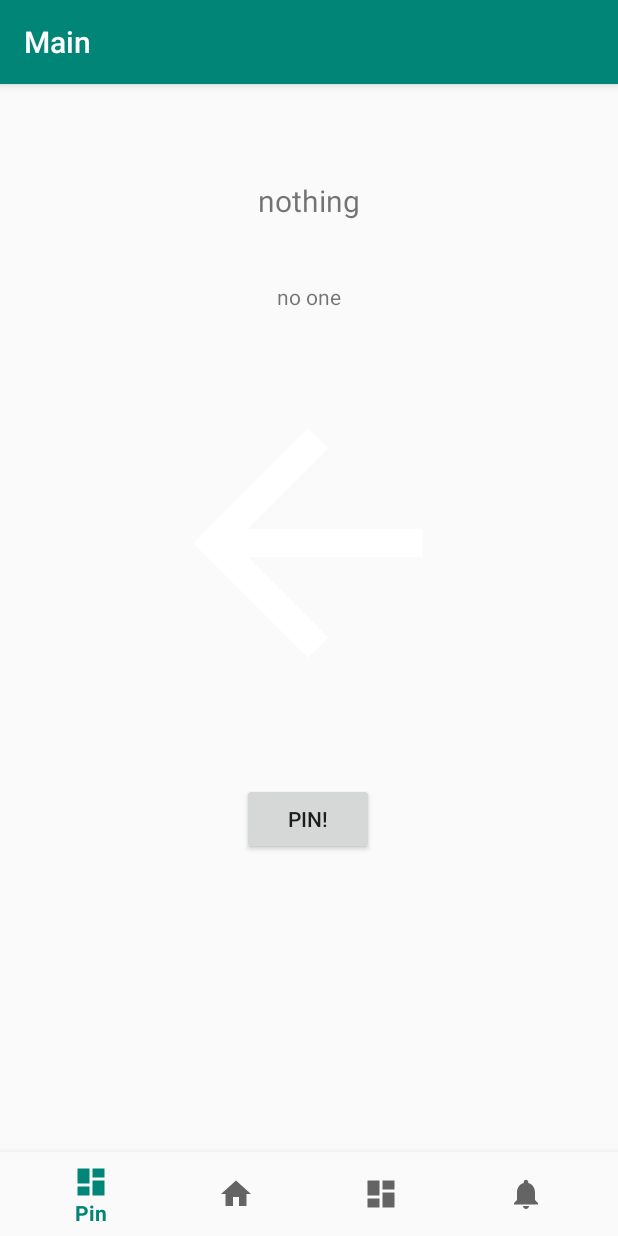
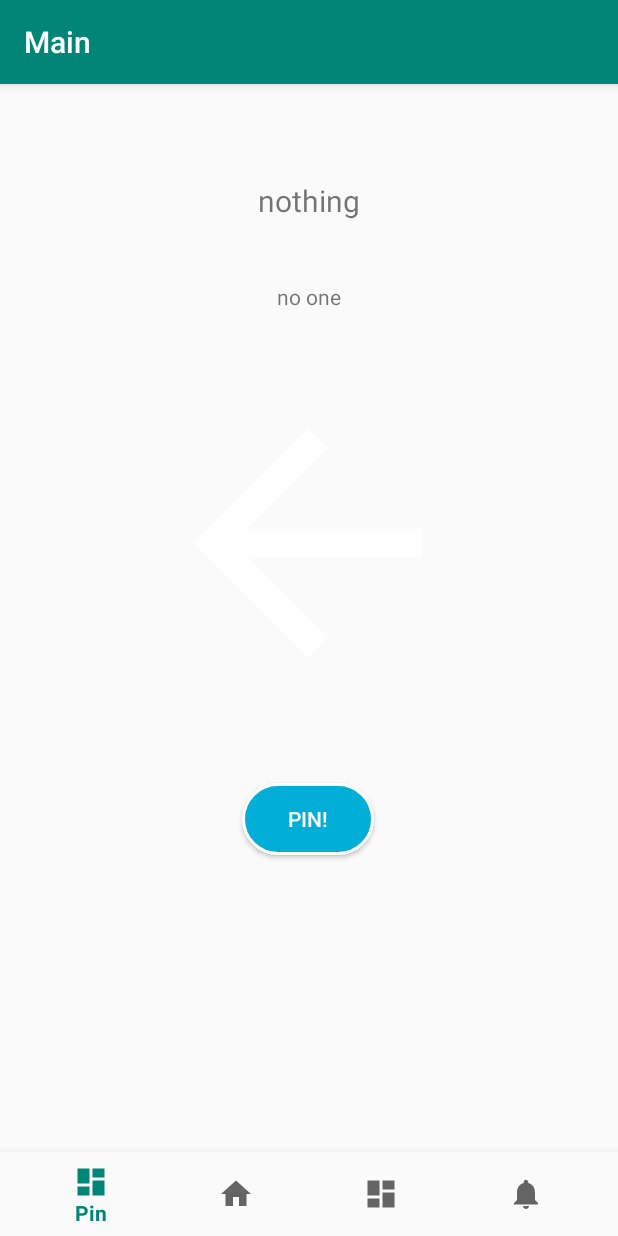
Before and after one commit to a2975667/KKMAP, an Android app: the screen it shows after launch once a user with an empty profile is signed in (MainActivity), after a tap on "PIN!", on a phone screen of 412 x 824 dp. Run offline under Robolectric (Android 15) with nearby library versions, the phone set to English and light mode, and no system bars; our stand-ins replace Firebase (no records; nobody signed in at launch, a user with empty details on screens opened directly), navigation-ui; libraries missing offline, so code that uses them is left out: com.firebase.geofire; pictures from the network do not load; 5 statements that could not run were skipped.

Commit message:
[Add] Final Touch

```diff
--- a/app/build.gradle
+++ b/app/build.gradle
@@ -47,7 +47,6 @@ dependencies {
     implementation 'com.kkbox:openapideveloper:1.0.0'
     implementation 'com.koushikdutta.ion:ion:3.0.8'
     implementation "org.jetbrains.kotlin:kotlin-stdlib-jre7:$kotlin_version"
-    //implementation project(":OpenAPIDeveloperLibrary")
     implementation 'com.koushikdutta.ion:ion:3.0.8'
     implementation 'com.squareup.okhttp3:okhttp:3.14.4'
     implementation 'net.openid:appauth:0.7.1'
--- a/app/src/main/java/kkbox/hackathon/kkmap/APIInterface.java
+++ b/app/src/main/java/kkbox/hackathon/kkmap/APIInterface.java
@@ -4,6 +4,7 @@ import java.util.Map;
 
 import kkbox.hackathon.kkmap.model.Albums;
 import kkbox.hackathon.kkmap.model.Artists;
+import kkbox.hackathon.kkmap.model.KKUsers;
 import kkbox.hackathon.kkmap.model.Search.Search;
 import kkbox.hackathon.kkmap.model.Tracks;
 import retrofit2.Call;
@@ -23,4 +24,8 @@ public interface APIInterface {
 
     @GET
     Call<Artists> getKKBOXArtists(@Url String url, @QueryMap Map<String, String> params);
+
+    @GET
+    Call<KKUsers> getKKBOXMe(@Url String url, @QueryMap Map<String, String> params);
+
 }
--- /dev/null
+++ b/app/src/main/res/drawable/shape_rectangle.xml
@@ -0,0 +1,22 @@
+<?xml version="1.0" encoding="utf-8"?>
+<!-- 類型 -->
+<shape xmlns:android="http://schemas.android.com/apk/res/android"
+    android:shape="rectangle">
+    <!-- 顏色 -->
+    <solid android:color="#00AED8" />
+    <!-- 文字與邊框的間距 -->
+    <padding
+        android:top="10dp"
+        android:right="10dp"
+        android:bottom="10dp"
+        android:left="10dp"
+        />
+    <!-- 設置圓角 -->
+    <corners android:radius="30dp" />
+    <!-- 邊框線 -->
+    <stroke
+        android:width="2dp"
+        android:color="@android:color/white"
+        android:dashGap="0dp"
+        android:dashWidth="0dp" />
+</shape>
--- a/app/src/main/res/layout/fragment_main.xml
+++ b/app/src/main/res/layout/fragment_main.xml
@@ -34,6 +34,8 @@
         android:layout_width="wrap_content"
         android:layout_height="wrap_content"
         android:text="Pin!"
+        android:textColor="@android:color/white"
+        android:background="@drawable/shape_rectangle"
         app:layout_constraintBottom_toBottomOf="parent"
         app:layout_constraintEnd_toEndOf="parent"
         app:layout_constraintHorizontal_bias="0.498"
```
Also changed, not shown: app/src/main/java/kkbox/hackathon/kkmap/model/KKUsers.java (added, +71 -0 lines), app/src/main/java/kkbox/hackathon/kkmap/model/Search/SearchMe.java (added, +55 -0 lines), app/src/main/java/kkbox/hackathon/kkmap/ui/main/MainFragment.java (+3 -6 lines), app/src/main/java/kkbox/hackathon/kkmap/ui/profile/ProfileFragment.java (+22 -58 lines), app/src/main/res/layout/activity_google_login.xml (+6 -4 lines).
